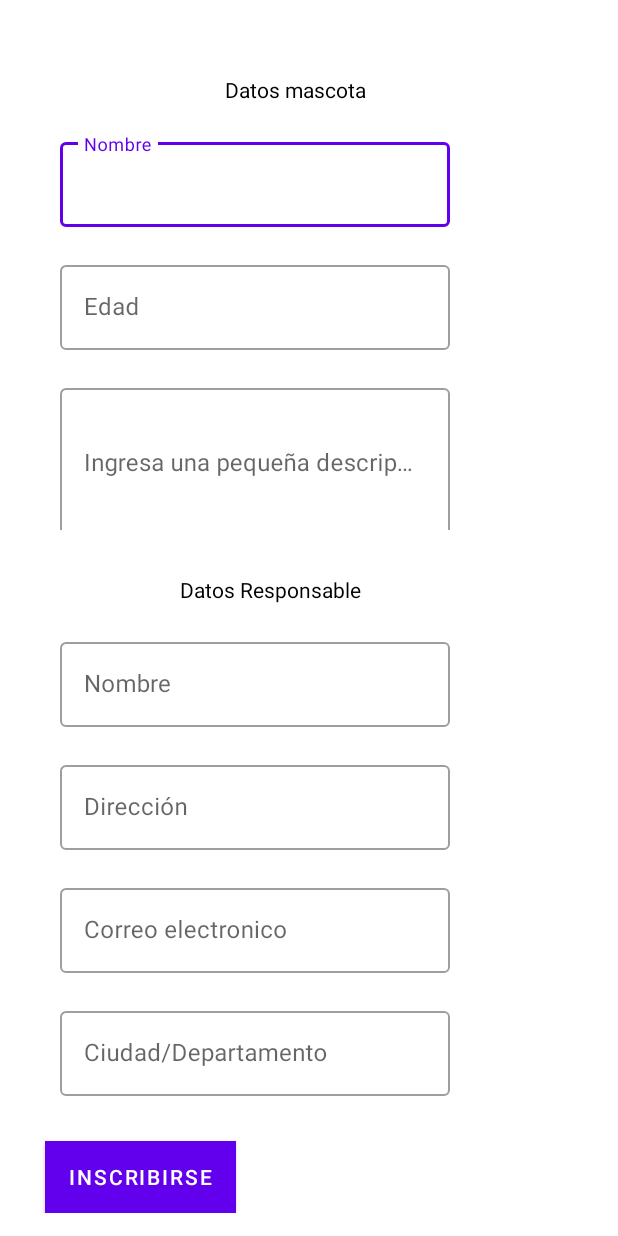
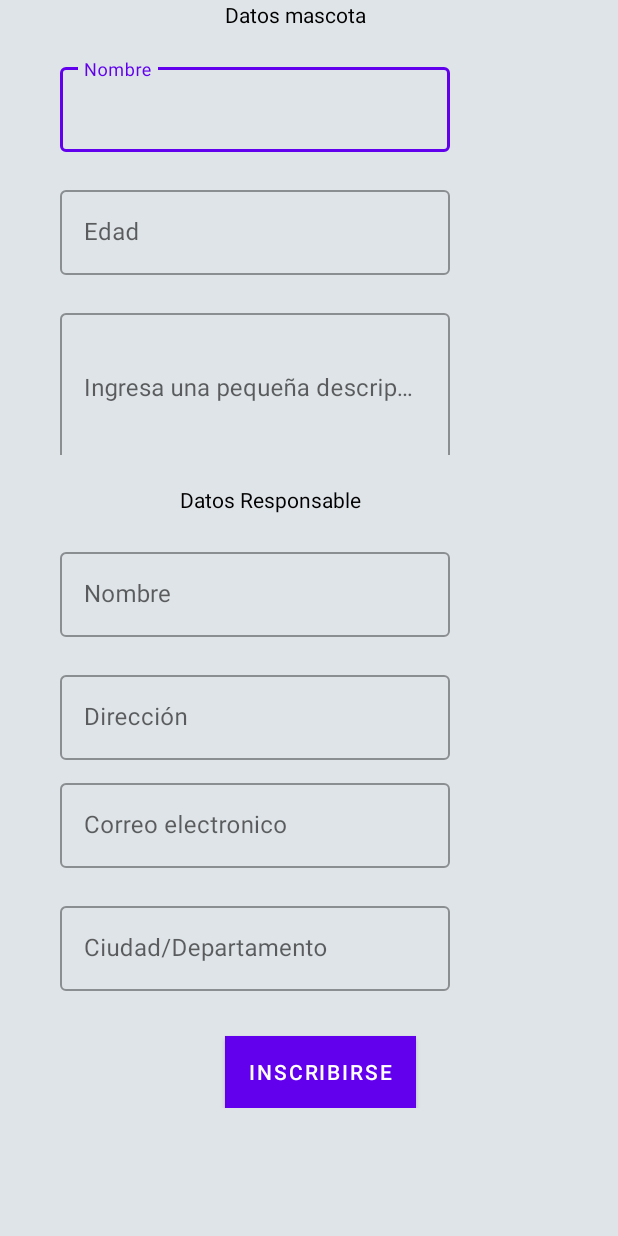
Before and after one commit to chawuala22/adottare, an Android app: the layout fragment_add.xml on its own in the app's theme, with its tools: preview values and no code run, on a phone screen of 412 x 824 dp. Run offline under Robolectric (Android 15) with nearby library versions, the phone set to English and light mode, and no system bars.

Commit message:
Integracion Firebase al proyecto

```diff
--- a/app/build.gradle
+++ b/app/build.gradle
@@ -1,4 +1,5 @@
 apply plugin: 'com.android.application'
+apply plugin: 'com.google.gms.google-services'
 
 android {
     compileSdkVersion 30
@@ -26,11 +27,13 @@ dependencies {
     implementation fileTree(dir: "libs", include: ["*.jar"])
     implementation 'androidx.appcompat:appcompat:1.2.0'
     implementation 'androidx.constraintlayout:constraintlayout:2.0.0'
+    implementation 'com.google.firebase:firebase-analytics:17.5.0'
     implementation 'com.google.android.material:material:1.2.0'
     implementation 'androidx.navigation:navigation-fragment:2.3.0'
     implementation 'androidx.navigation:navigation-ui:2.3.0'
     implementation 'androidx.lifecycle:lifecycle-extensions:2.2.0'
     implementation 'androidx.legacy:legacy-support-v4:1.0.0'
+    implementation 'com.google.firebase:firebase-database:16.0.4'
     testImplementation 'junit:junit:4.12'
     androidTestImplementation 'androidx.test.ext:junit:1.1.1'
     androidTestImplementation 'androidx.test.espresso:espresso-core:3.2.0'
--- a/app/src/main/java/com/example/attore/ui/add/AddFragment.java
+++ b/app/src/main/java/com/example/attore/ui/add/AddFragment.java
@@ -28,8 +28,6 @@ public class AddFragment extends Fragment {
         View v = inflater.inflate(R.layout.fragment_add, container, false);
 
 
-
-
         return v;
     }
 
--- a/app/src/main/res/layout/fragment_add.xml
+++ b/app/src/main/res/layout/fragment_add.xml
@@ -1,41 +1,42 @@
 <?xml version="1.0" encoding="utf-8"?>
 <LinearLayout xmlns:android="http://schemas.android.com/apk/res/android"
+    xmlns:app="http://schemas.android.com/apk/res-auto"
     xmlns:tools="http://schemas.android.com/tools"
     android:layout_width="match_parent"
     android:layout_height="match_parent"
-    xmlns:app="http://schemas.android.com/apk/res-auto"
     android:orientation="vertical"
     tools:context=".ui.add.AddFragment">
 
 
     <ScrollView
         android:layout_width="match_parent"
-        android:layout_height="match_parent">
+        android:layout_height="match_parent"
+        android:background="#DFE4E8">
 
 
         <LinearLayout
             android:layout_width="match_parent"
             android:layout_height="wrap_content"
-            android:layout_marginTop="50dp"
+            android:background="#DFE4E8"
             android:orientation="vertical">
 
             <TextView
                 android:layout_width="wrap_content"
                 android:layout_height="wrap_content"
-                android:textColor="#000"
                 android:layout_marginStart="150dp"
-                android:text="@string/datos_mascota" />
+                android:text="@string/datos_mascota"
+                android:textColor="#000" />
 
             <com.google.android.material.textfield.TextInputLayout
+                android:id="@+id/namepet"
+                style="@style/Widget.MaterialComponents.TextInputLayout.OutlinedBox"
                 android:layout_width="match_parent"
                 android:layout_height="wrap_content"
-            android:hint="@string/nombre"
-            style="@style/Widget.MaterialComponents.TextInputLayout.OutlinedBox"
-            app:counterMaxLength="15"
-            android:id="@+id/namepet"
                 android:layout_marginStart="40dp"
                 android:layout_marginTop="20dp"
-            app:boxBackgroundMode="outline">
+                android:hint="@string/nombre"
+                app:boxBackgroundMode="outline"
+                app:counterMaxLength="15">
 
                 <com.google.android.material.textfield.TextInputEditText
                     android:layout_width="260dp"
@@ -47,15 +48,15 @@
             </com.google.android.material.textfield.TextInputLayout>
 
             <com.google.android.material.textfield.TextInputLayout
+                android:id="@+id/agepet"
+                style="@style/Widget.MaterialComponents.TextInputLayout.OutlinedBox"
                 android:layout_width="match_parent"
                 android:layout_height="wrap_content"
-                android:hint="@string/edad"
-                style="@style/Widget.MaterialComponents.TextInputLayout.OutlinedBox"
-                app:counterMaxLength="15"
-                android:id="@+id/agepet"
                 android:layout_marginStart="40dp"
                 android:layout_marginTop="20dp"
-                app:boxBackgroundMode="outline">
+                android:hint="@string/edad"
+                app:boxBackgroundMode="outline"
+                app:counterMaxLength="15">
 
                 <com.google.android.material.textfield.TextInputEditText
                     android:layout_width="260dp"
@@ -67,15 +68,15 @@
             </com.google.android.material.textfield.TextInputLayout>
 
             <com.google.android.material.textfield.TextInputLayout
+                android:id="@+id/descpet"
+                style="@style/Widget.MaterialComponents.TextInputLayout.OutlinedBox"
                 android:layout_width="match_parent"
                 android:layout_height="100dp"
-                android:hint="@string/descrip"
-                style="@style/Widget.MaterialComponents.TextInputLayout.OutlinedBox"
-                app:counterMaxLength="15"
-                android:id="@+id/descpet"
                 android:layout_marginStart="40dp"
                 android:layout_marginTop="20dp"
-                app:boxBackgroundMode="outline">
+                android:hint="@string/descrip"
+                app:boxBackgroundMode="outline"
+                app:counterMaxLength="15">
 
                 <com.google.android.material.textfield.TextInputEditText
                     android:layout_width="260dp"
@@ -89,21 +90,21 @@
             <TextView
                 android:layout_width="wrap_content"
                 android:layout_height="wrap_content"
-                android:textColor="#000"
-                android:layout_marginTop="30dp"
                 android:layout_marginStart="120dp"
-                android:text="@string/datos_responsable" />
+                android:layout_marginTop="20dp"
+                android:text="@string/datos_responsable"
+                android:textColor="#000" />
 
             <com.google.android.material.textfield.TextInputLayout
+                android:id="@+id/nombre"
+                style="@style/Widget.MaterialComponents.TextInputLayout.OutlinedBox"
                 android:layout_width="match_parent"
                 android:layout_height="wrap_content"
-                android:hint="@string/nombre"
-                style="@style/Widget.MaterialComponents.TextInputLayout.OutlinedBox"
-                app:counterMaxLength="15"
-                android:id="@+id/nombre"
                 android:layout_marginStart="40dp"
                 android:layout_marginTop="20dp"
-                app:boxBackgroundMode="outline">
+                android:hint="@string/nombre"
+                app:boxBackgroundMode="outline"
+                app:counterMaxLength="15">
 
                 <com.google.android.material.textfield.TextInputEditText
                     android:layout_width="260dp"
@@ -115,15 +116,15 @@
             </com.google.android.material.textfield.TextInputLayout>
 
             <com.google.android.material.textfield.TextInputLayout
+                android:id="@+id/direccion"
+                style="@style/Widget.MaterialComponents.TextInputLayout.OutlinedBox"
                 android:layout_width="match_parent"
                 android:layout_height="wrap_content"
-                android:hint="@string/direccion"
-                style="@style/Widget.MaterialComponents.TextInputLayout.OutlinedBox"
-                app:counterMaxLength="15"
-                android:id="@+id/direccion"
                 android:layout_marginStart="40dp"
                 android:layout_marginTop="20dp"
-                app:boxBackgroundMode="outline">
+                android:hint="@string/direccion"
+                app:boxBackgroundMode="outline"
+                app:counterMaxLength="15">
 
                 <com.google.android.material.textfield.TextInputEditText
                     android:layout_width="260dp"
@@ -135,15 +136,15 @@
             </com.google.android.material.textfield.TextInputLayout>
 
             <com.google.android.material.textfield.TextInputLayout
+                android:id="@+id/email"
+                style="@style/Widget.MaterialComponents.TextInputLayout.OutlinedBox"
                 android:layout_width="match_parent"
                 android:layout_height="wrap_content"
+                android:layout_marginStart="40dp"
+                android:layout_marginTop="10dp"
                 android:hint="@string/email"
-                style="@style/Widget.MaterialComponents.TextInputLayout.OutlinedBox"
-                app:counterMaxLength="15"
-                android:id="@+id/email"
-                android:layout_marginStart="40dp"
-                android:layout_marginTop="20dp"
-                app:boxBackgroundMode="outline">
+                app:boxBackgroundMode="outline"
+                app:counterMaxLength="15">
 
                 <com.google.android.material.textfield.TextInputEditText
                     android:layout_width="260dp"
@@ -155,15 +156,15 @@
             </com.google.android.material.textfield.TextInputLayout>
 
             <com.google.android.material.textfield.TextInputLayout
+                android:id="@+id/ciudad"
+                style="@style/Widget.MaterialComponents.TextInputLayout.OutlinedBox"
                 android:layout_width="match_parent"
                 android:layout_height="wrap_content"
-                android:hint="@string/ciudad_departamento"
-                style="@style/Widget.MaterialComponents.TextInputLayout.OutlinedBox"
-                app:counterMaxLength="15"
-                android:id="@+id/ciudad"
                 android:layout_marginStart="40dp"
                 android:layout_marginTop="20dp"
-                app:boxBackgroundMode="outline">
+                android:hint="@string/ciudad_departamento"
+                app:boxBackgroundMode="outline"
+                app:counterMaxLength="15">
 
                 <com.google.android.material.textfield.TextInputEditText
                     android:layout_width="260dp"
@@ -183,9 +184,9 @@
                     android:id="@+id/btnRegis1"
                     android:layout_width="wrap_content"
                     android:layout_height="wrap_content"
-                    android:layout_marginStart="30dp"
+                    android:layout_marginStart="150dp"
                     android:layout_marginTop="30dp"
-                    android:background="#3b83bd"
+                    android:background="#49A3EC"
                     android:text="@string/inscribir" />
 
             </LinearLayout>
@@ -195,7 +196,4 @@
     </ScrollView>
 
 
-
-
-
 </LinearLayout>
--- a/build.gradle
+++ b/build.gradle
@@ -5,6 +5,7 @@ buildscript {
         jcenter()
     }
     dependencies {
+        classpath 'com.google.gms:google-services:4.3.3'
         classpath "com.android.tools.build:gradle:4.0.1"
 
         // NOTE: Do not place your application dependencies here; they belong
```
Lines whose indentation alone changed are shown as unchanged.
